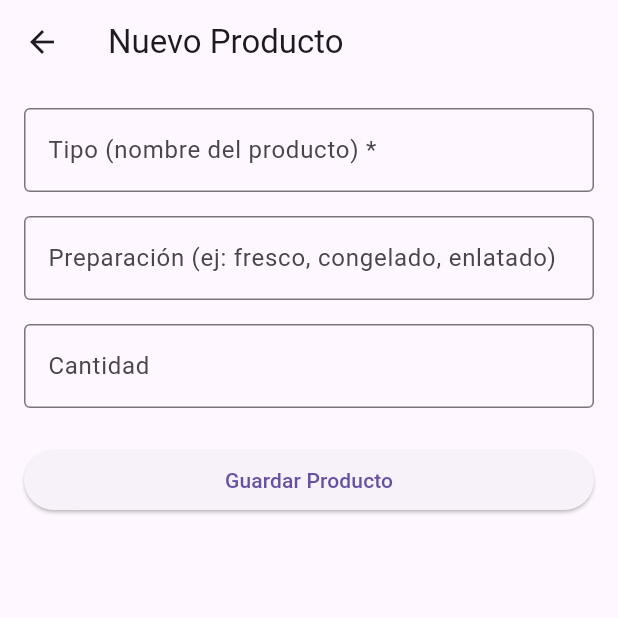
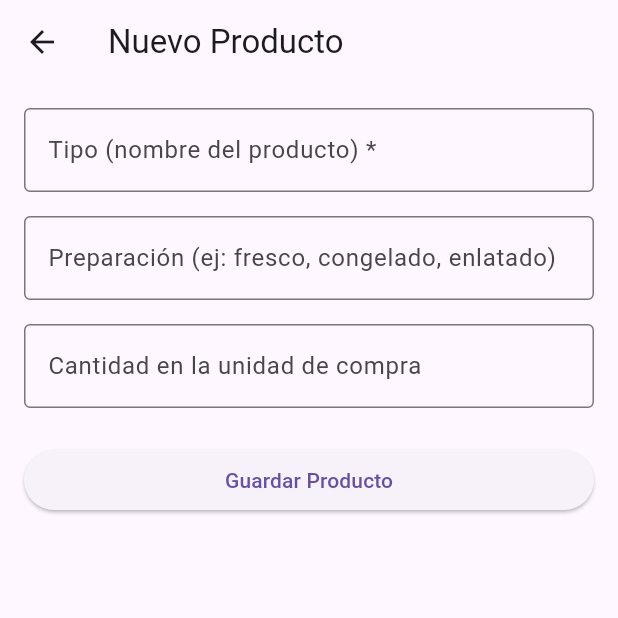
Before and after one commit to makoki13/AlimCode, a Flutter app: the NewProductScreen screen opened directly, on a phone screen of 412 x 824 dp, the top half of it. Run offline on Flutter 3.47's test engine with Material 3 defaults, Android fonts, the light colour scheme and no system bars.

Commit message:
Modificaciones en el formulario de entrada de nuevo producto

```diff
--- a/lib/screens/new_product_screen.dart
+++ b/lib/screens/new_product_screen.dart
@@ -63,7 +63,7 @@ class _NewProductFormScreenState extends State<NewProductScreen> {
               TextFormField(
                 keyboardType: TextInputType.numberWithOptions(decimal: true),
                 decoration: const InputDecoration(
-                  labelText: 'Cantidad',
+                  labelText: 'Cantidad en la unidad de compra',
                   border: OutlineInputBorder(),
                 ),
                 onSaved: (value) {
@@ -84,7 +84,9 @@ class _NewProductFormScreenState extends State<NewProductScreen> {
                       tipo: _tipo!,
                       preparacion: _preparacion ?? '',
                       cantidad: _cantidad ?? 0.0,
-                      bar: widget.bar ?? Bar(''), // Usamos el código de barras recibido
+                      bar:
+                          widget.bar ??
+                          Bar(''), // Usamos el código de barras recibido
                     );
 
                     // Aquí puedes agregar la lógica para guardar el alimento
@@ -96,7 +98,9 @@ class _NewProductFormScreenState extends State<NewProductScreen> {
 
                     // Opcional: Mostrar un mensaje de éxito
                     ScaffoldMessenger.of(context).showSnackBar(
-                      const SnackBar(content: Text('Producto guardado correctamente.')),
+                      const SnackBar(
+                        content: Text('Producto guardado correctamente.'),
+                      ),
                     );
 
                     // Volver a la pantalla anterior
```
Also changed, not shown: lib/screens/home_screen.dart (+7 -5 lines).
